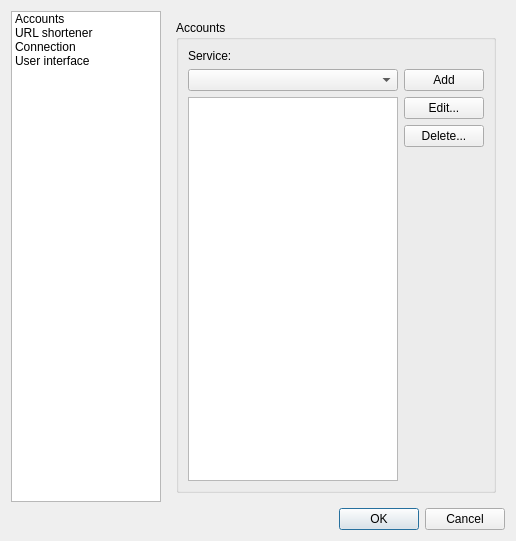
asolfre/qwit, file src/OptionsDialog.ui: the form before one commit.
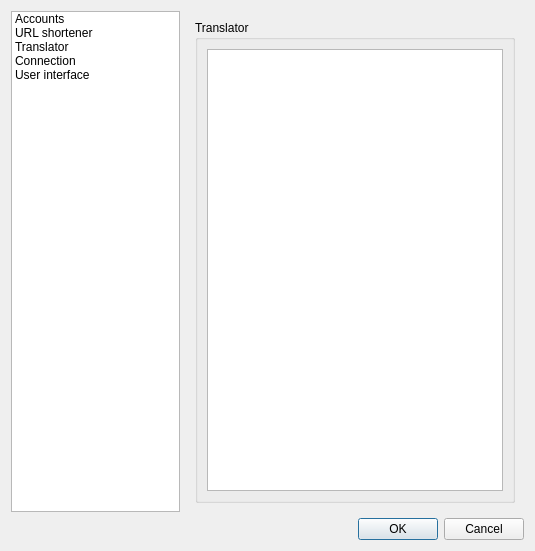
The form after the commit.

Patch:
```diff
--- a/src/OptionsDialog.ui
+++ b/src/OptionsDialog.ui
@@ -9,8 +9,8 @@
    <rect>
     <x>0</x>
     <y>0</y>
-    <width>515</width>
-    <height>541</height>
+    <width>535</width>
+    <height>551</height>
    </rect>
   </property>
   <property name="acceptDrops">
@@ -45,6 +45,11 @@
            <string>URL shortener</string>
           </property>
          </item>
+         <item>
+          <property name="text">
+           <string>Translator</string>
+          </property>
+         </item>
          <item>
           <property name="text">
            <string>Connection</string>
@@ -1145,6 +1150,29 @@
            </item>
           </layout>
          </widget>
+         <widget class="QWidget" name="translatorPage">
+          <layout class="QGridLayout" name="gridLayout_14">
+           <item row="0" column="0">
+            <widget class="QGroupBox" name="groupBox_5">
+             <property name="title">
+              <string>Translator</string>
+             </property>
+             <layout class="QGridLayout" name="gridLayout_13">
+              <item row="0" column="0">
+               <widget class="QListWidget" name="listWidget">
+                <property name="selectionMode">
+                 <enum>QAbstractItemView::MultiSelection</enum>
+                </property>
+                <property name="sortingEnabled">
+                 <bool>true</bool>
+                </property>
+               </widget>
+              </item>
+             </layout>
+            </widget>
+           </item>
+          </layout>
+         </widget>
          <widget class="QWidget" name="accountsPage">
           <layout class="QGridLayout" name="gridLayout_9">
            <item row="0" column="0">
```
